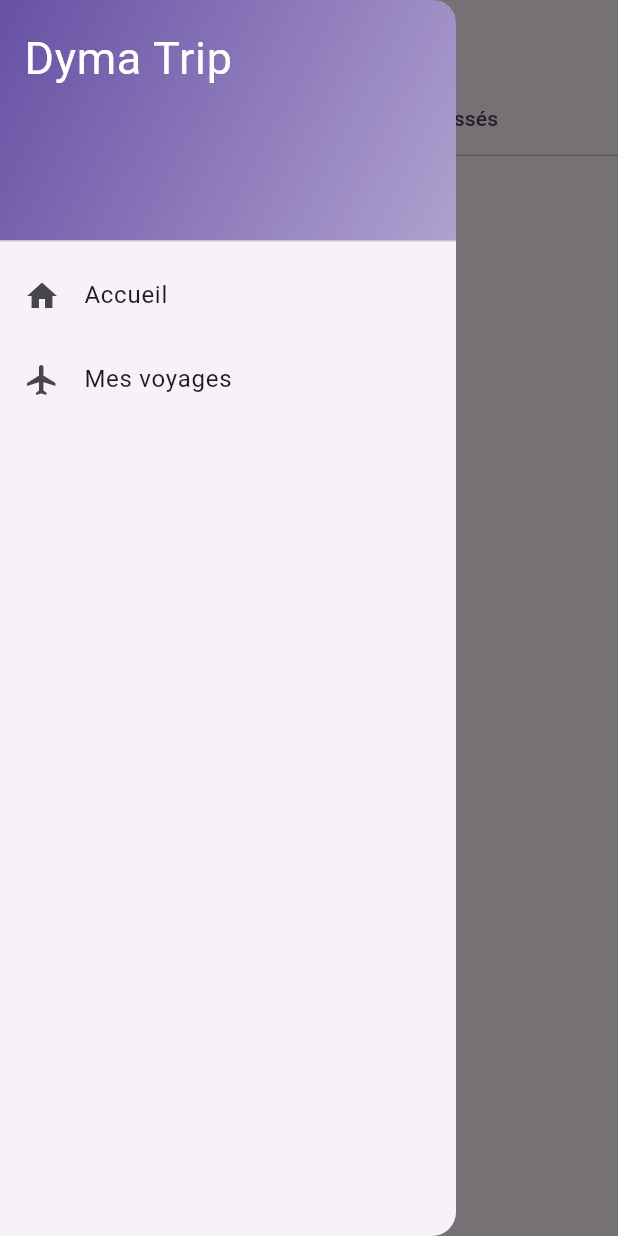
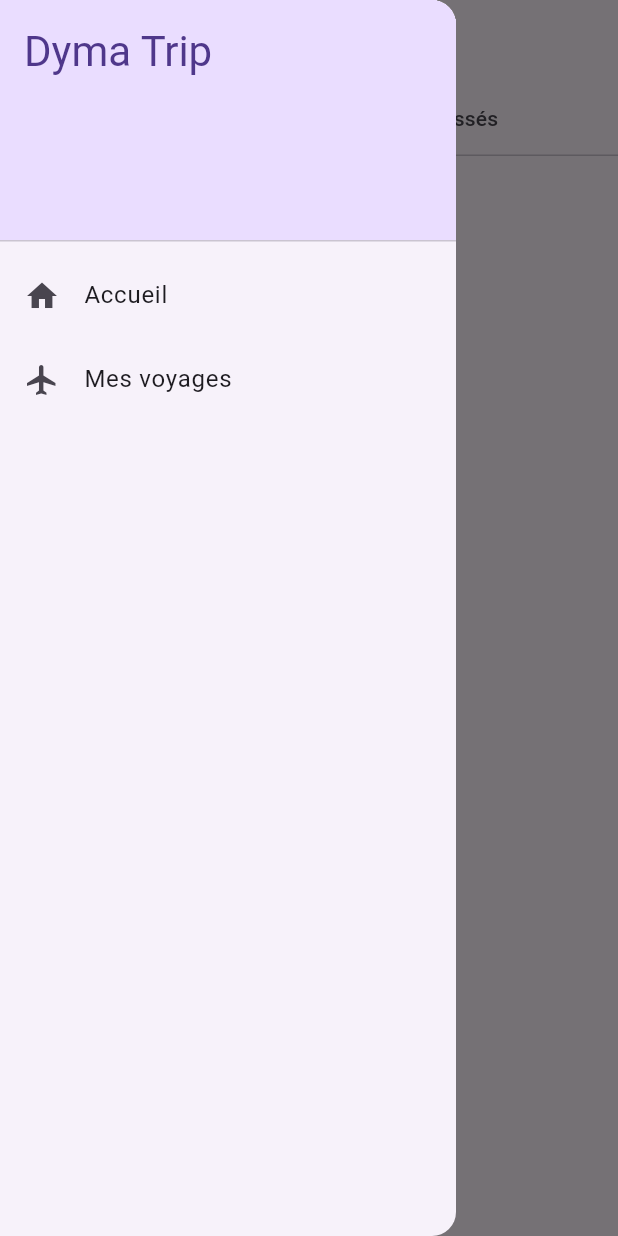
Before and after one commit to dymafr/flutter_chapitre16, a Flutter app: the TripsView screen opened by its route, with the side drawer open, on a phone screen of 412 x 824 dp. Run offline on Flutter 3.47's test engine with Material 3 defaults, Android fonts, the phone set to English and light mode, and no system bars; our stand-ins replace image_picker, location; network calls fail.

Commit message:
fix: reprendre sept fichiers amont dans leur forme terminale
Un dépôt de chapitre porte l'état de l'application à la fin de son
chapitre, cumulé depuis le début — pas seulement ce que ses propres
leçons publient. Sept fichiers étaient restés à une forme antérieure,
dont `DymaDrawer` et ses trois sites d'appel : le dépôt était cohérent
avec lui-même, donc `dart analyze` et `dart format` restaient verts, et
seule la confrontation au cours publié le montrait.

Chaque fichier reprend la forme de la dernière leçon qui le publie :
`dyma_drawer.dart` (C11-L04), `trip_activities.dart` (C12-L11),
`trips_view.dart` (C13-L07), `trip_weather.dart` (C13-L10),
`home_view.dart` (C14-L03), `activity_form_view.dart` (C16-L03), et
`city_view.dart` (C14-L04, plus le fragment de C15-L10).

Six des sept sont désormais le bloc publié à l'octet. `city_view.dart`
garde un reste : sa ligne 180 appelle `ActivityList` avec l'ancien nom
d'argument, que deux autres fichiers déclarent et propagent — la
correction ne peut pas se faire sur ce seul fichier.

`dart analyze` sans constat, `dart format` sans changement.

Deux vérifications indépendantes : identité avec le cours écrit, et
santé du dépôt.

Co-Authored-By: Claude Opus 5 (1M context) <noreply@anthropic.com>
Claude-Session: https://claude.ai/code/session_01SwsiS842BBheJR8cHeBfWH

```diff
--- a/flutter/lib/views/trips/trips_view.dart
+++ b/flutter/lib/views/trips/trips_view.dart
@@ -5,6 +5,7 @@ import '../../providers/trip_provider.dart';
 import '../../widgets/dyma_loader.dart';
 import 'widgets/trip_list.dart';
 import '../../widgets/dyma_drawer.dart';
+import '../home/home_view.dart';
 
 class TripsView extends StatelessWidget {
   static const String routeName = '/trips';
@@ -26,7 +27,15 @@ class TripsView extends StatelessWidget {
             ],
           ),
         ),
-        drawer: const DymaDrawer(),
+        drawer: DymaDrawer(
+          onHomeSelected: () {
+            Navigator.popUntil(
+              context,
+              ModalRoute.withName(HomeView.routeName),
+            );
+          },
+          onTripsSelected: () {},
+        ),
         body: tripProvider.isLoading == false
             ? tripProvider.trips.isNotEmpty
                   ? TabBarView(
@@ -34,14 +43,18 @@ class TripsView extends StatelessWidget {
                         TripList(
                           trips: tripProvider.trips
                               .where(
-                                (trip) => DateTime.now().isBefore(trip.date!),
+                                (trip) =>
+                                    trip.date != null &&
+                                    DateTime.now().isBefore(trip.date!),
                               )
                               .toList(),
                         ),
                         TripList(
                           trips: tripProvider.trips
                               .where(
-                                (trip) => DateTime.now().isAfter(trip.date!),
+                                (trip) =>
+                                    trip.date != null &&
+                                    DateTime.now().isAfter(trip.date!),
                               )
                               .toList(),
                         ),
--- a/flutter/lib/widgets/dyma_drawer.dart
+++ b/flutter/lib/widgets/dyma_drawer.dart
@@ -1,45 +1,45 @@
 import 'package:flutter/material.dart';
 
-import '../views/home/home_view.dart';
-import '../views/trips/trips_view.dart';
+class DymaDrawer extends StatelessWidget {
+  const DymaDrawer({
+    required this.onHomeSelected,
+    required this.onTripsSelected,
+    super.key,
+  });
 
-class DymaDrawer extends StatelessWidget {
-  const DymaDrawer({super.key});
+  final VoidCallback onHomeSelected;
+  final VoidCallback onTripsSelected;
+
+  void _select(BuildContext context, VoidCallback action) {
+    Navigator.pop(context);
+    action();
+  }
 
   @override
   Widget build(BuildContext context) {
+    final ColorScheme colors = Theme.of(context).colorScheme;
+
     return Drawer(
       child: ListView(
+        padding: EdgeInsets.zero,
         children: <Widget>[
           DrawerHeader(
-            decoration: BoxDecoration(
-              gradient: LinearGradient(
-                colors: [
-                  Theme.of(context).primaryColor,
-                  Theme.of(context).primaryColor.withValues(alpha: 0.5),
-                ],
-                begin: Alignment.topLeft,
-                end: Alignment.bottomRight,
-              ),
-            ),
-            child: const Text(
+            decoration: BoxDecoration(color: colors.primaryContainer),
+            child: Text(
               'Dyma Trip',
-              style: TextStyle(color: Colors.white, fontSize: 30),
+              style: Theme.of(context).textTheme.headlineMedium
+                  ?.copyWith(color: colors.onPrimaryContainer),
             ),
           ),
           ListTile(
             leading: const Icon(Icons.home),
             title: const Text('Accueil'),
-            onTap: () {
-              Navigator.pushNamed(context, HomeView.routeName);
-            },
+            onTap: () => _select(context, onHomeSelected),
           ),
           ListTile(
             leading: const Icon(Icons.flight),
             title: const Text('Mes voyages'),
-            onTap: () {
-              Navigator.pushNamed(context, TripsView.routeName);
-            },
+            onTap: () => _select(context, onTripsSelected),
           ),
         ],
       ),
```
Also changed, not shown: flutter/lib/views/activity_form/activity_form_view.dart (+10 -1 lines), flutter/lib/views/city/city_view.dart (+9 -1 lines), flutter/lib/views/home/home_view.dart (+11 -4 lines), flutter/lib/views/trip/widgets/trip_activities.dart (+9 -5 lines), flutter/lib/views/trip/widgets/trip_weather.dart (+38 -30 lines).
